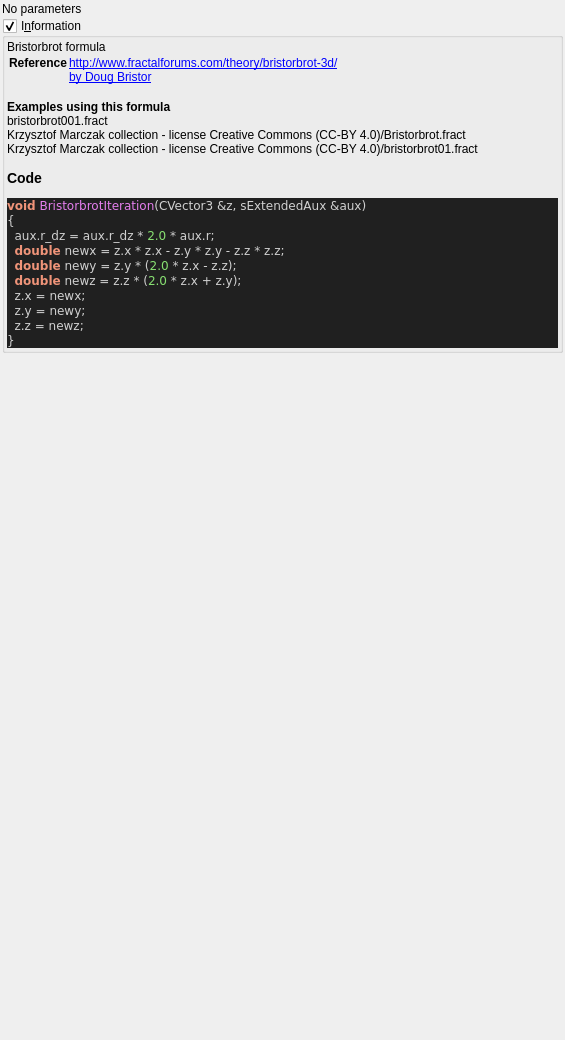
Before: the Qt Designer form mandelbulber2/formula/ui/fractal_bristorbrot.ui in buddhi1980/mandelbulber2, drawn with Qt 5.
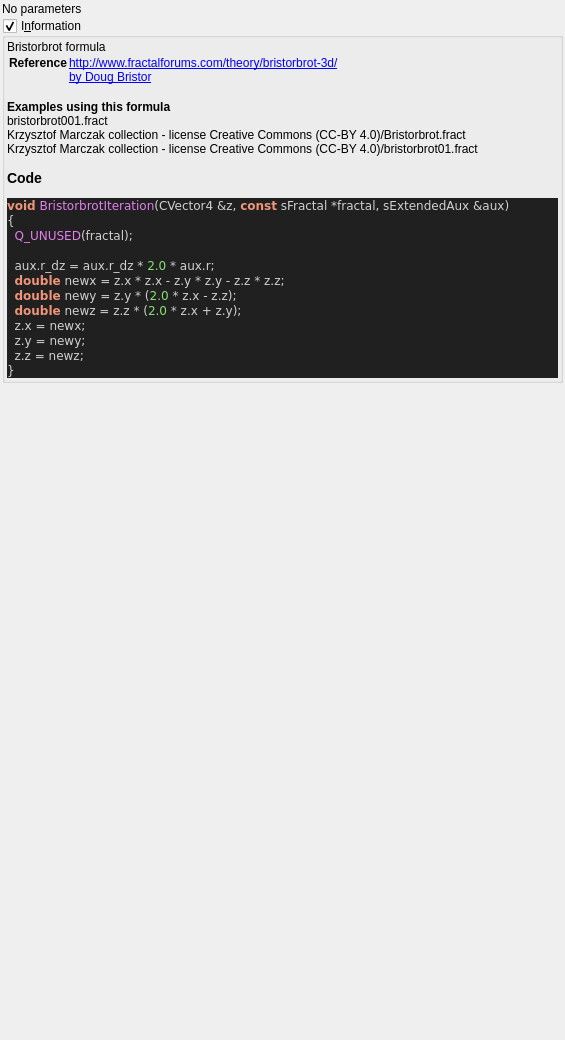
After: the same form once the commit is applied. Custom widgets are drawn as their Qt base class.

```diff
--- a/mandelbulber2/formula/ui/fractal_bristorbrot.ui
+++ b/mandelbulber2/formula/ui/fractal_bristorbrot.ui
@@ -73,8 +73,10 @@
 &lt;/table&gt;
 &lt;br&gt;&lt;b&gt;Examples using this formula&lt;/b&gt;&lt;br&gt;bristorbrot001.fract&lt;br&gt;Krzysztof Marczak collection - license Creative Commons (CC-BY 4.0)/Bristorbrot.fract&lt;br&gt;Krzysztof Marczak collection - license Creative Commons (CC-BY 4.0)/bristorbrot01.fract&lt;h3&gt;Code&lt;/h3&gt;
 &lt;body style=&quot;background-color:#202020&quot;&gt;
-&lt;pre style=&quot;color:#d0d0d0; background-color:#202020;  font-family:'Courier New',monospace;&quot;&gt;&lt;span style=&quot;color:#f09479; font-weight:bold&quot;&gt;void&lt;/span&gt; &lt;span style=&quot;color:#e47eed&quot;&gt;BristorbrotIteration&lt;/span&gt;&lt;span style=&quot;color:#d0d0d0&quot;&gt;(&lt;/span&gt;CVector3 &lt;span style=&quot;color:#d0d0d0&quot;&gt;&amp;amp;&lt;/span&gt;z&lt;span style=&quot;color:#d0d0d0&quot;&gt;,&lt;/span&gt; sExtendedAux &lt;span style=&quot;color:#d0d0d0&quot;&gt;&amp;amp;&lt;/span&gt;aux&lt;span style=&quot;color:#d0d0d0&quot;&gt;)&lt;/span&gt;
+&lt;pre style=&quot;color:#d0d0d0; background-color:#202020;  font-family:'Courier New',monospace;&quot;&gt;&lt;span style=&quot;color:#f09479; font-weight:bold&quot;&gt;void&lt;/span&gt; &lt;span style=&quot;color:#e47eed&quot;&gt;BristorbrotIteration&lt;/span&gt;&lt;span style=&quot;color:#d0d0d0&quot;&gt;(&lt;/span&gt;CVector4 &lt;span style=&quot;color:#d0d0d0&quot;&gt;&amp;amp;&lt;/span&gt;z&lt;span style=&quot;color:#d0d0d0&quot;&gt;,&lt;/span&gt; &lt;span style=&quot;color:#f09479; font-weight:bold&quot;&gt;const&lt;/span&gt; sFractal &lt;span style=&quot;color:#d0d0d0&quot;&gt;*&lt;/span&gt;fractal&lt;span style=&quot;color:#d0d0d0&quot;&gt;,&lt;/span&gt; sExtendedAux &lt;span style=&quot;color:#d0d0d0&quot;&gt;&amp;amp;&lt;/span&gt;aux&lt;span style=&quot;color:#d0d0d0&quot;&gt;)&lt;/span&gt;
 &lt;span style=&quot;color:#d0d0d0&quot;&gt;{&lt;/span&gt;
+  &lt;span style=&quot;color:#e47eed&quot;&gt;Q_UNUSED&lt;/span&gt;&lt;span style=&quot;color:#d0d0d0&quot;&gt;(&lt;/span&gt;fractal&lt;span style=&quot;color:#d0d0d0&quot;&gt;);&lt;/span&gt;
+
   aux&lt;span style=&quot;color:#d0d0d0&quot;&gt;.&lt;/span&gt;r_dz &lt;span style=&quot;color:#d0d0d0&quot;&gt;=&lt;/span&gt; aux&lt;span style=&quot;color:#d0d0d0&quot;&gt;.&lt;/span&gt;r_dz &lt;span style=&quot;color:#d0d0d0&quot;&gt;*&lt;/span&gt; &lt;span style=&quot;color:#87df71&quot;&gt;2.0&lt;/span&gt; &lt;span style=&quot;color:#d0d0d0&quot;&gt;*&lt;/span&gt; aux&lt;span style=&quot;color:#d0d0d0&quot;&gt;.&lt;/span&gt;r&lt;span style=&quot;color:#d0d0d0&quot;&gt;;&lt;/span&gt;
   &lt;span style=&quot;color:#f09479; font-weight:bold&quot;&gt;double&lt;/span&gt; newx &lt;span style=&quot;color:#d0d0d0&quot;&gt;=&lt;/span&gt; z&lt;span style=&quot;color:#d0d0d0&quot;&gt;.&lt;/span&gt;x &lt;span style=&quot;color:#d0d0d0&quot;&gt;*&lt;/span&gt; z&lt;span style=&quot;color:#d0d0d0&quot;&gt;.&lt;/span&gt;x &lt;span style=&quot;color:#d0d0d0&quot;&gt;-&lt;/span&gt; z&lt;span style=&quot;color:#d0d0d0&quot;&gt;.&lt;/span&gt;y &lt;span style=&quot;color:#d0d0d0&quot;&gt;*&lt;/span&gt; z&lt;span style=&quot;color:#d0d0d0&quot;&gt;.&lt;/span&gt;y &lt;span style=&quot;color:#d0d0d0&quot;&gt;-&lt;/span&gt; z&lt;span style=&quot;color:#d0d0d0&quot;&gt;.&lt;/span&gt;z &lt;span style=&quot;color:#d0d0d0&quot;&gt;*&lt;/span&gt; z&lt;span style=&quot;color:#d0d0d0&quot;&gt;.&lt;/span&gt;z&lt;span style=&quot;color:#d0d0d0&quot;&gt;;&lt;/span&gt;
   &lt;span style=&quot;color:#f09479; font-weight:bold&quot;&gt;double&lt;/span&gt; newy &lt;span style=&quot;color:#d0d0d0&quot;&gt;=&lt;/span&gt; z&lt;span style=&quot;color:#d0d0d0&quot;&gt;.&lt;/span&gt;y &lt;span style=&quot;color:#d0d0d0&quot;&gt;* (&lt;/span&gt;&lt;span style=&quot;color:#87df71&quot;&gt;2.0&lt;/span&gt; &lt;span style=&quot;color:#d0d0d0&quot;&gt;*&lt;/span&gt; z&lt;span style=&quot;color:#d0d0d0&quot;&gt;.&lt;/span&gt;x &lt;span style=&quot;color:#d0d0d0&quot;&gt;-&lt;/span&gt; z&lt;span style=&quot;color:#d0d0d0&quot;&gt;.&lt;/span&gt;z&lt;span style=&quot;color:#d0d0d0&quot;&gt;);&lt;/span&gt;
```
